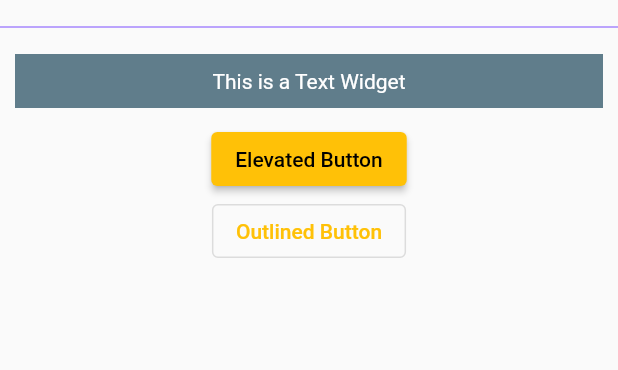
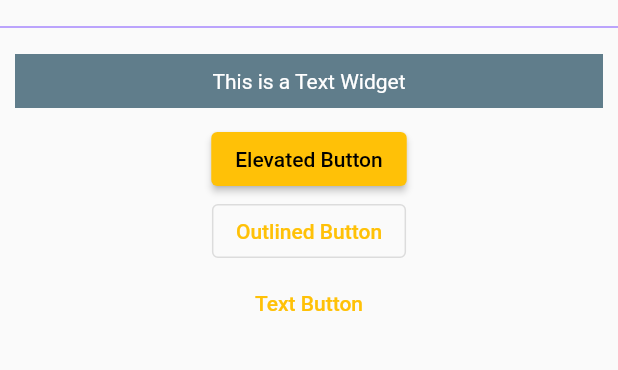
Before and after one commit to nevarwin/Flutter-3.0, a Flutter app: the LearFlutterPage screen opened directly, on a phone screen of 412 x 824 dp, the part 534-904 px from its top. Run offline on Flutter 3.47's test engine with Material 2 defaults, Android fonts, the phone set to English and light mode, and no system bars.

Commit message:
text button widget

```diff
--- a/flutter3/lib/learn_flutter_page.dart
+++ b/flutter3/lib/learn_flutter_page.dart
@@ -64,6 +64,12 @@ class _LearFlutterPageState extends State<LearFlutterPage> {
             },
             child: const Text('Outlined Button'),
           ),
+          TextButton(
+            onPressed: () {
+              debugPrint('Text Button Pushed');
+            },
+            child: const Text('Text Button'),
+          ),
         ],
       ),
     );
```
